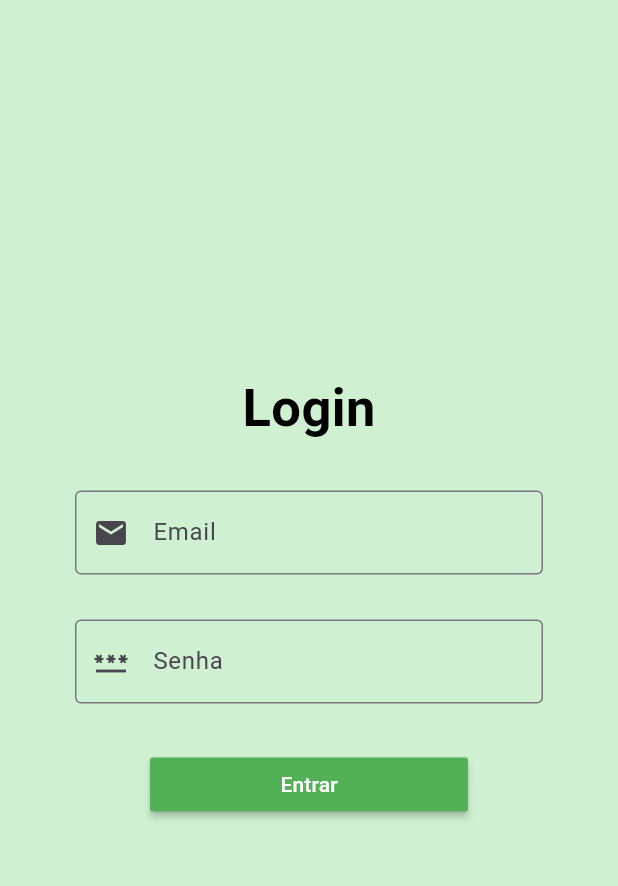
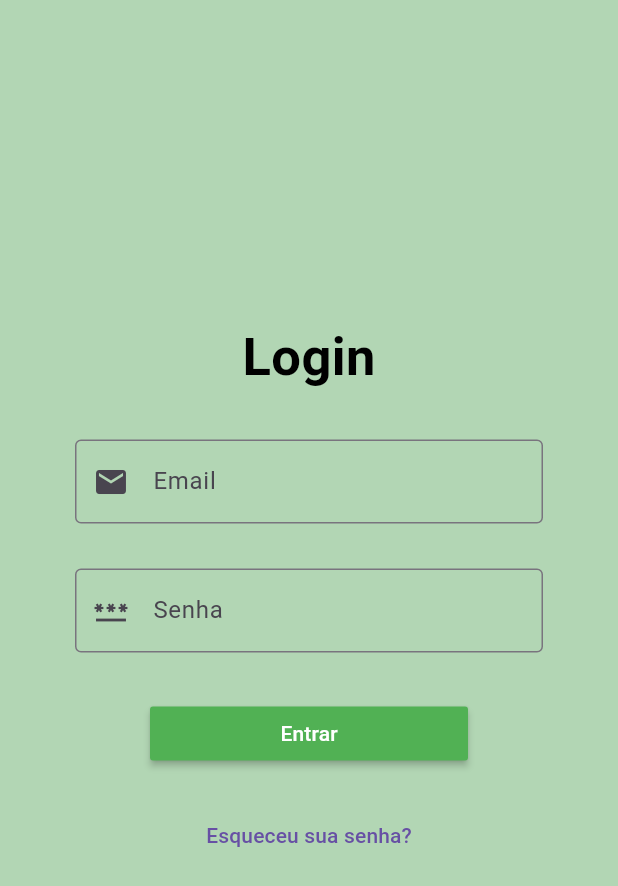
Before and after one commit to Guipmaru/pi_segunda_entrega, a Flutter app: the screen it shows after launch, on a phone screen of 412 x 824 dp. Shown: the top 886 px of the screen. Run offline on Flutter 3.47's test engine with Material 3 defaults, Android fonts, the phone set to English and light mode, and no system bars.

Commit message:
Iniciando a tela de esqueceu a esqueceu_senha

```diff
--- a/lib/main.dart
+++ b/lib/main.dart
@@ -1,6 +1,7 @@
 // ignore_for_file: prefer_const_constructors
 
 import 'package:flutter/material.dart';
+import 'esqueceu_senha.dart';
 
 void main() {
   runApp( MyApp());
@@ -18,7 +19,7 @@ class _MyAppState extends State<MyApp> {
   Widget build(BuildContext context) {
     return MaterialApp(
       home: Scaffold(
-        backgroundColor: const Color.fromARGB(255, 208, 241, 209),
+        backgroundColor: const Color.fromARGB(255, 178, 214, 180),
         body: Column(
           mainAxisAlignment: MainAxisAlignment.center,
           crossAxisAlignment: CrossAxisAlignment.center,
@@ -30,6 +31,7 @@ class _MyAppState extends State<MyApp> {
               fontWeight: FontWeight.bold,
             ),),
 
+            //Email
             Padding(
               padding: const EdgeInsets.symmetric(vertical: 30),
               child: Form(child:
@@ -54,10 +56,12 @@ class _MyAppState extends State<MyApp> {
                     ),
                   ),
 
+                  //Espaçamento
                   SizedBox(
                     height: 30,
                   ),
 
+                  //Caixa de senha
                   Padding(
                     padding: const EdgeInsets.symmetric(horizontal: 50),
                     child: TextFormField(
@@ -77,10 +81,12 @@ class _MyAppState extends State<MyApp> {
                     ),
                   ),
 
+                  //espaçamento
                   SizedBox(
                     height: 30,
                   ),
 
+                  //Botão para confirmar a entrada no sistema
                   Padding(
                     padding: const EdgeInsets.symmetric(horizontal: 100),
                     child: MaterialButton(
@@ -89,8 +95,21 @@ class _MyAppState extends State<MyApp> {
                       color: const Color.fromARGB(255, 81, 177, 84),
                       textColor: Colors.white,
                       child: Text('Entrar'),
+                      )
+                  ),
+                  //Espaçamento
+                  SizedBox(height: 20),
 
-                      ),
+                  //Esqueceu a senha?
+                  TextButton(
+                    onPressed: () {
+                      //Navegador
+                      Navigator.push(
+                        context,
+                        MaterialPageRoute(builder: (context) => SegundaTela()),
+                        );
+                    },
+                    child: Text('Esqueceu sua senha?'),
                   ),
                 ],
               )
```
Also changed, not shown: lib/esqueceu_senha.dart (added, +24 -0 lines).
